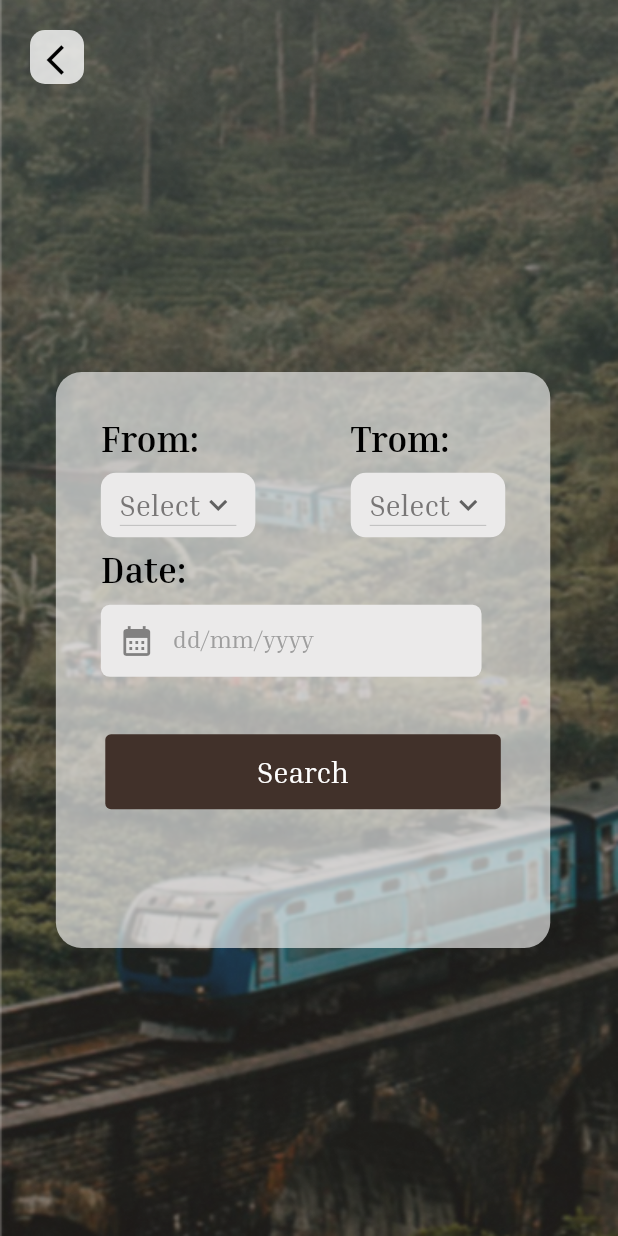
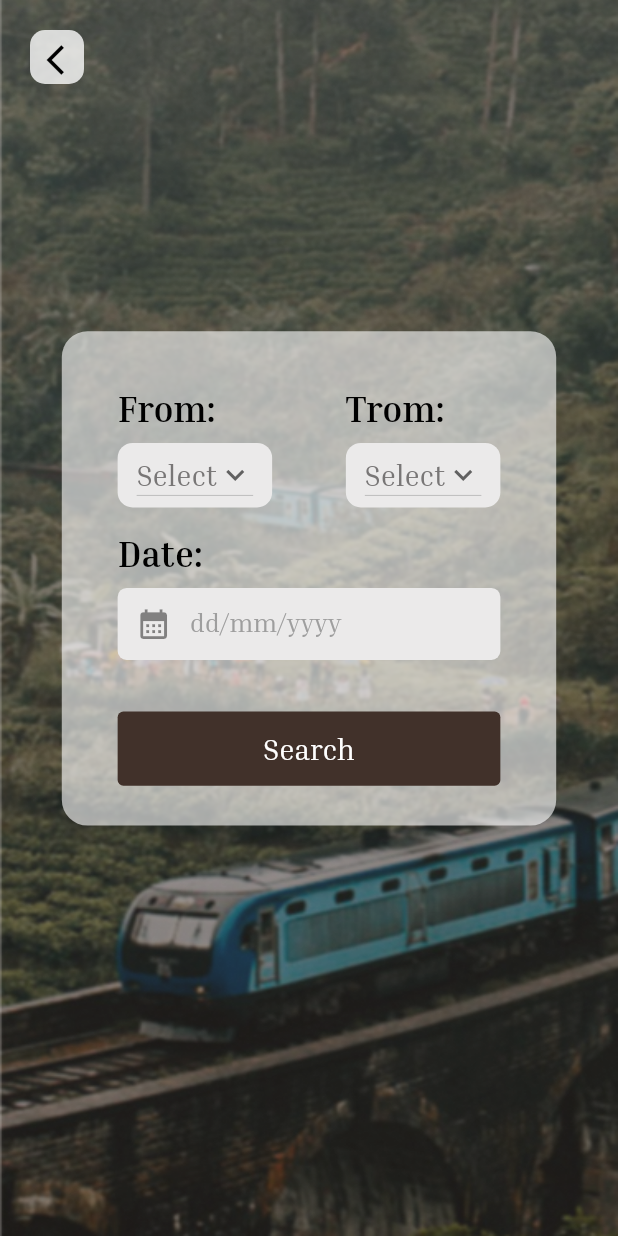
Before and after one commit to Train-D/mobile, a Flutter app: the FromToScreen screen opened directly, on a phone screen of 412 x 824 dp. Run offline on Flutter 3.47's test engine with Material 2 defaults, Android fonts, the phone set to English and light mode, and no system bars; our stand-ins replace basic_utils, bloc, dartz, equatable, flutter_bloc, get_it and 1 more.

Commit message:
TrainIDScreen Ui, resolve the responsiveness problem of FromToScreen

```diff
--- a/lib/core/utils/app_images.dart
+++ b/lib/core/utils/app_images.dart
@@ -15,3 +15,5 @@ const String profileIcon = 'profile_icon.png';
 const String settingsIcon = 'settings_icon.png';
 const String stationDetails = 'station_details.png';
 const String stations = 'stations.png';
+const String trainIdBg = 'train_id.png';
+const String trainIdArrowVector = 'train_id_arrow.png';
--- a/lib/core/utils/app_strings.dart
+++ b/lib/core/utils/app_strings.dart
@@ -29,4 +29,6 @@ class AppString {
   static const String defaultDatePattern = 'dd/mm/yyyy';
   static const String search = 'Search';
   static const String select = 'Select';
+  static const String trainIdTitle = 'Track Your Train';
+  static const String trainIdSubTitle = 'Entre the train id that you got from your ticket';
 }
--- a/lib/core/utils/components.dart
+++ b/lib/core/utils/components.dart
@@ -125,9 +125,11 @@ class SharedComponents {
           labelStyle: TextStyle(
             fontFamily: 'Inria Serif',
             color: textColor,
+            fontSize: 17.sp
           ),
           prefixIcon: preIconFound
               ? IconButton(
+                iconSize: 20.sp,
                   icon: Icon(preIcon),
                   onPressed: () {
                     prePressed!();
--- a/lib/features/layout/presentation/screens/home_screen.dart
+++ b/lib/features/layout/presentation/screens/home_screen.dart
@@ -10,9 +10,10 @@ import 'package:traind_app/core/utils/app_images.dart';
 import 'package:traind_app/features/layout/presentation/component/layout.dart';
 import 'package:traind_app/features/layout/presentation/controller/home_cubit/home_cubit.dart';
 import 'package:traind_app/features/layout/presentation/controller/home_cubit/home_state.dart';
-import 'package:traind_app/features/stations/presentation/screens/station_details_screen.dart';
 import 'package:traind_app/features/stations/presentation/screens/stations_screen.dart';
 import 'package:traind_app/features/tickets/presentation/screens/from_to_screen.dart';
+
+import '../../../track/presentation/screens/train_id_screen.dart';
 
 class HomeScreen extends StatelessWidget {
   const HomeScreen({super.key});
@@ -55,7 +56,7 @@ class HomeScreen extends StatelessWidget {
                         ),
                         homeButton(
                           label: AppString.track,
-                          screen: const FromToScreen(),
+                          screen: TrainIdScreen(),
                           context: context,
                         ),
                         SizedBox(
--- a/lib/features/tickets/presentation/screens/from_to_screen.dart
+++ b/lib/features/tickets/presentation/screens/from_to_screen.dart
@@ -30,26 +30,25 @@ class FromToScreen extends StatelessWidget {
               child: Column(
                 children: [
                   SizedBox(
-                    height: AppSizes.height(context) * 0.25,
+                    height: 20.h,
                   ),
-                  Padding(
-                    padding: EdgeInsets.only(left: 25.sp),
+                  Center(
                     child: Container(
                       decoration: BoxDecoration(
                         borderRadius: BorderRadius.circular(17.sp),
                         color: fromToCardBgColor,
                       ),
-                      height: h * 0.5,
-                      width: w * 0.8,
-                      child: LayoutBuilder(
-                        builder: (ctx, constrains) => SingleChildScrollView(
+                      height: 40.h,
+                      width: 80.w,
+                      child: SingleChildScrollView(
+                        child: Padding(
+                          padding: EdgeInsets.all(25.sp),
                           child: Column(
-                            mainAxisAlignment: MainAxisAlignment.center,
+                            crossAxisAlignment: CrossAxisAlignment.center,
                             children: [
-                              Container(
-                                //height: constrains.maxHeight * 0.35,
-                                padding: const EdgeInsets.only(
-                                    top: 30, left: 30, right: 30),
+                              SizedBox(
+                                width: 65.w,
+                               // height: 10.h,
                                 child: Row(
                                   mainAxisAlignment:
                                       MainAxisAlignment.spaceBetween,
@@ -67,32 +66,22 @@ class FromToScreen extends StatelessWidget {
                                   ],
                                 ),
                               ),
+                              SizedBox(height: 2.h),
                               SizedBox(
-                                height: constrains.maxHeight * 0.02,
-                              ),
-                              Container(
-                                //height: constrains.maxHeight * 0.3,
-
-                                padding:
-                                    const EdgeInsets.only(left: 30, right: 30),
-                                child: Row(
-                                  mainAxisAlignment: MainAxisAlignment.start,
-                                  children: [
-                                    TicketsComponents.labelField(
+                                width: 65.w,
+                                child: TicketsComponents.labelField(
                                     context: context,
                                     text: AppString.date,
                                     field: SizedBox(
-                                          width: constrains.maxWidth * 0.77,
-                                          child:
-                                              SharedComponents.defaultTextField(
-                                                  controller:
-                                                      cubit.fromToDateCon,
+                                      width: 65.w,
+                                      height: 6.h,
+                                      child: SharedComponents.defaultTextField(
+                                          controller: cubit.fromToDateCon,
                                           type: TextInputType.text,
                                           validate: (e) {
                                             return null;
                                           },
-                                                  label: AppString
-                                                      .defaultDatePattern,
+                                          label: AppString.defaultDatePattern,
                                           radius: 10.sp,
                                           bgColor: dateFieldColor,
                                           preIconFound: true,
@@ -101,19 +90,17 @@ class FromToScreen extends StatelessWidget {
                                           prePressed: () =>
                                               TicketsComponents.datePicker(
                                                   context: context,
-                                                          datecontroller: cubit
-                                                              .fromToDateCon)),
-                                        ))
-                                  ],
-                                ),
+                                                  datecontroller:
+                                                      cubit.fromToDateCon)),
+                                    )),
                               ),
                               SizedBox(
-                                height: constrains.maxHeight * 0.1,
+                                height: 4.h,
                               ),
-                              Row(
-                                mainAxisAlignment: MainAxisAlignment.center,
-                                children: [
-                                  SharedComponents.defaultButton(
+                              SizedBox(
+                                width: 65.w,
+                                height: 6.h,
+                                child: SharedComponents.defaultButton(
                                     function: () {
                                       TicketsComponents.bottomModelSheet(
                                           context);
@@ -121,11 +108,8 @@ class FromToScreen extends StatelessWidget {
                                     text: AppString.search,
                                     //size: 20.sp,
                                     context: context,
-                                      width: constrains.maxWidth * 0.8,
-                                      height: constrains.maxHeight * 0.13,
                                     radius: AppSizes.defaultBottomRadius,
                                     withIcon: false),
-                                ],
                               )
                             ],
                           ),
--- /dev/null
+++ b/lib/features/track/presentation/controller/tracking_cubit/tracking_cubit.dart
@@ -0,0 +1,13 @@
+import 'package:flutter/material.dart';
+import 'package:flutter_bloc/flutter_bloc.dart';
+
+part 'tracking_state.dart';
+
+class TrackingCubit extends Cubit<TrackingState> {
+  TrackingCubit() : super(TrackingInitial());
+
+  static TrackingCubit get(context) => BlocProvider.of(context);
+
+  var trainId = TextEditingController();
+
+}
--- /dev/null
+++ b/lib/features/track/presentation/controller/tracking_cubit/tracking_state.dart
@@ -0,0 +1,5 @@
+part of 'tracking_cubit.dart';
+
+abstract class TrackingState{}
+
+class TrackingInitial extends TrackingState {}
--- a/lib/main.dart
+++ b/lib/main.dart
@@ -12,6 +12,7 @@ import 'package:traind_app/features/tickets/presentation/controller/from_to_cubi
 
 import 'features/authentication/presentation/controller/login_cubit/login_cubit.dart';
 import 'features/authentication/presentation/controller/sign_up_cubit/sign_up_cubit.dart';
+import 'features/track/presentation/controller/tracking_cubit/tracking_cubit.dart';
 
 void main() {
   runApp(const MyApp());
@@ -38,6 +39,9 @@ class MyApp extends StatelessWidget {
         ),
         BlocProvider(
           create: (context) => HomeCubit(),
+        ),
+        BlocProvider(
+          create: (context) => TrackingCubit(),
         )
       ],
       child: ResponsiveSizer(
```
Also changed, not shown: lib/core/global/theme/app_color/app_color_light.dart (+9 -0 lines), lib/features/track/presentation/screens/train_id_screen.dart (added, +126 -0 lines), assets/images/imgs/train_id.png (added), assets/images/vectors/train_id_arrow.png (added), lib/features/track/presentation/temp.dart (deleted), pubspec.lock. Lines whose indentation alone changed are shown as unchanged.
